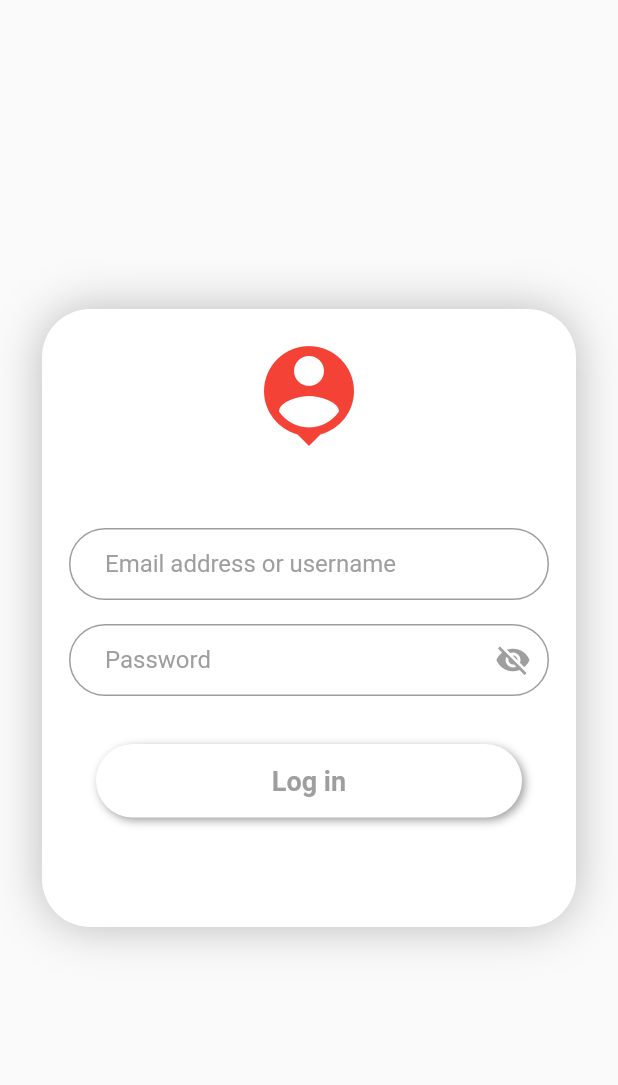
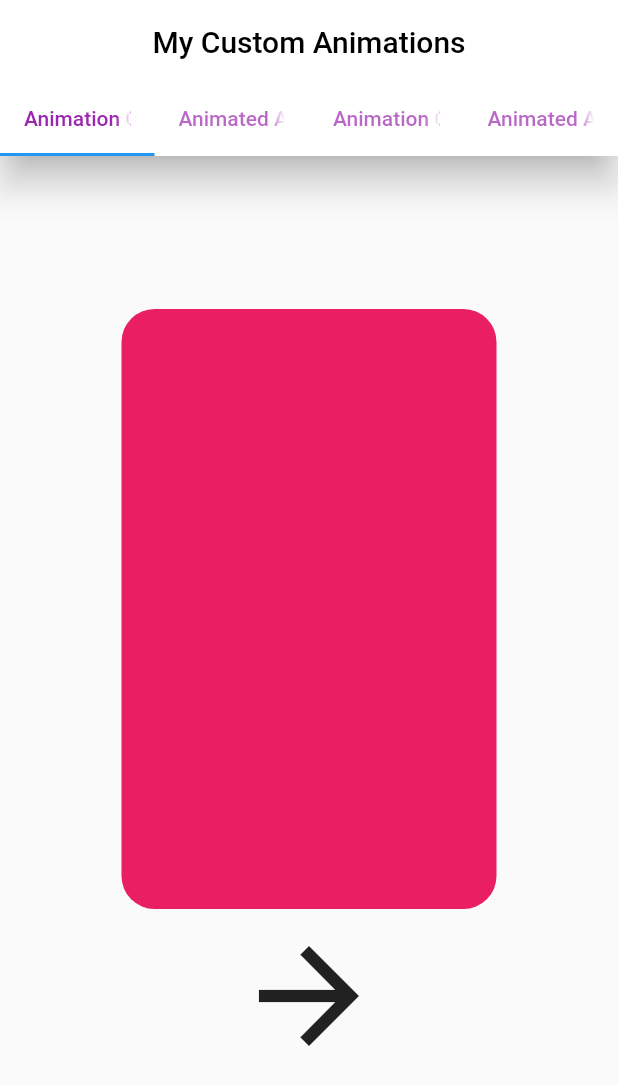
Before and after one commit to Karapetyan011/flutter_group_3, a Flutter app: the screen it shows after launch, on a phone screen of 412 x 824 dp. Shown: the top 1085 px of the screen. Run offline on Flutter 3.47's test engine with Material 2 defaults, Android fonts, the phone set to English and light mode, and no system bars; drawn by our look-alikes of flutter_neumorphic; our stand-ins replace flip_card.

Commit message:
have been created animation screens and TabBar views

```diff
--- a/lib/main.dart
+++ b/lib/main.dart
@@ -22,7 +22,7 @@
 /// Created by HrAnT
 import 'package:flutter/foundation.dart';
 import 'package:flutter/material.dart';
-import 'package:flutter_group_3/widgets/777/login_container.dart';
+import 'package:flutter_group_3/screens/animation_screens/animation_manager.dart';
 void main() {
   WidgetsFlutterBinding.ensureInitialized();
   runApp(
@@ -40,18 +40,18 @@ class MyApp extends StatelessWidget {
     return const MaterialApp(
       debugShowCheckedModeBanner: false,
       // home: MyCustomApp(),
-      // home: AnimationManager(),
+      home: AnimationManager(),
       // home: DicePage(),
       // home: ListViewPage(),
       // home: PianoApp(),
       // home: SWPage(),
-      // home:FlutterStreamBuilder()
+      // home: FlutterStreamBuilder()
       // home: StreamBuilderRealTimeClock(),
       // home: GridViewCount(),
       // home: StackPage(),
       // home: GridViewBuilder(),
       // home: GridViewExtent(),
-      home: LoginContainer(),
+      // home: LoginContainer(),
     );
   }
 }
--- /dev/null
+++ b/lib/screens/animation_screens/animation_container_demo.dart
@@ -0,0 +1,64 @@
+/// Created by HrAnT
+
+import 'package:flutter/material.dart';
+import 'package:flutter_group_3/screens/animation_screens/test_screen_for_navigation.dart';
+
+class AnimationContainerDemo extends StatefulWidget {
+  const AnimationContainerDemo({Key? key}) : super(key: key);
+
+
+  @override
+  State<AnimationContainerDemo> createState() => _AnimationContainerDemoState();
+}
+
+class _AnimationContainerDemoState extends State<AnimationContainerDemo> {
+  bool _toggle = false;
+
+  @override
+  Widget build(BuildContext context) {
+    return Column(
+      mainAxisAlignment: MainAxisAlignment.center,
+      crossAxisAlignment: CrossAxisAlignment.center,
+      children: [
+        GestureDetector(
+          onTap: () {
+            setState(() {
+              _toggle = !_toggle;
+            });
+          },
+          child: AnimatedContainer(
+            height: _toggle ? 150 : 400,
+            width: _toggle ? 150 : 250,
+            decoration: BoxDecoration(
+              color: _toggle ? Colors.blue : Colors.pink,
+              borderRadius: const BorderRadius.all(
+                Radius.circular(22.0),
+              ),
+            ),
+            duration: const Duration(milliseconds: 1000),
+            curve: Curves.easeOutSine,
+          ),
+        ),
+        IconButton(
+          iconSize: 100,
+          icon: const Icon(
+            Icons.arrow_forward,
+          ),
+          onPressed: () {
+            // Navigator.of(context).pushAndRemoveUntil(
+            //   MaterialPageRoute(
+            //     builder: (context) => const TestScreenForNavigation(),
+            //   ),
+            //   (Route<dynamic> route) => false,
+            // );
+            Navigator.of(context).push(
+              MaterialPageRoute(
+                builder: (context) => const TestScreenForNavigation(),
+              ),
+            );
+          },
+        ),
+      ],
+    );
+  }
+}
--- /dev/null
+++ b/lib/screens/animation_screens/animation_manager.dart
@@ -0,0 +1,50 @@
+/// Created by HrAnT
+
+import 'package:flutter/material.dart';
+
+import 'animated_align_demo.dart';
+import 'animation_container_demo.dart';
+
+class AnimationManager extends StatefulWidget {
+  const AnimationManager({Key? key}) : super(key: key);
+
+  @override
+  State<AnimationManager> createState() => _AnimationManagerState();
+}
+
+class _AnimationManagerState extends State<AnimationManager> {
+  @override
+  Widget build(BuildContext context) {
+    return DefaultTabController(
+      length: 4,
+      child: Scaffold(
+        appBar: AppBar(
+          title: const Text(
+            'My Custom Animations',
+            style: TextStyle(color: Colors.black),
+          ),
+          backgroundColor: Colors.white,
+          centerTitle: true,
+          elevation: 10.0,
+          bottom: const TabBar(
+            labelColor: Colors.purple,
+            tabs: [
+              Tab(text: 'Animation Container'),
+              Tab(text: 'Animated Align'),
+              Tab(text: 'Animation Container'),
+              Tab(text: 'Animated Align'),
+            ],
+          ),
+        ),
+        body:  const TabBarView(
+          children: [
+            AnimationContainerDemo(),
+            AnimatedAlignDemo(),
+            AnimationContainerDemo(),
+            AnimatedAlignDemo(),
+          ],
+        ),
+      ),
+    );
+  }
+}
--- a/lib/widgets/777/login_container.dart
+++ b/lib/widgets/777/login_container.dart
@@ -7,12 +7,15 @@ import 'login_btn.dart';
 import 'login_password_text_field.dart';
 import 'login_username_text_field.dart';
 
+
+final formKey = GlobalKey<FormState>();
+
 class LoginContainer extends StatelessWidget {
   const LoginContainer({Key? key}) : super(key: key);
 
   @override
   Widget build(BuildContext context) {
-    final formKey = GlobalKey<FormState>();
+
 
     return Scaffold(
       body: Center(
@@ -48,7 +51,22 @@ class LoginContainer extends StatelessWidget {
                           size: 80.0,
                         ),
                         const SizedBox(height: 32.0),
-                        Form(
+                        _buildForm(),
+                        _loginBtn(context),
+                      ],
+                    ),
+                  ),
+                ),
+              ),
+            ),
+          ),
+        ),
+      ),
+    );
+  }
+
+  Widget _buildForm(){
+    return  Form(
       key: formKey,
       child: Column(
         children: [
@@ -59,8 +77,11 @@ class LoginContainer extends StatelessWidget {
           )
         ],
       ),
-                        ),
-                        ShadowButton(
+    );
+  }
+
+  Widget _loginBtn(BuildContext context){
+    return ShadowButton(
       'Flip Card',
       mColor: Colors.greenAccent.shade700,
       mFontSize: 18,
@@ -75,16 +96,6 @@ class LoginContainer extends StatelessWidget {
           ),
         );
       },
-                        ),
-                      ],
-                    ),
-                  ),
-                ),
-              ),
-            ),
-          ),
-        ),
-      ),
     );
   }
 }
--- a/lib/widgets/777/shadow_btn.dart
+++ b/lib/widgets/777/shadow_btn.dart
@@ -31,6 +31,7 @@ class ShadowButton extends StatelessWidget {
       child: SizedBox(
         width: double.infinity,
         child: NeumorphicButton(
+          duration: const Duration(milliseconds: 500),
           onPressed: mOnPressed,
           style: NeumorphicStyle(
             shape: NeumorphicShape.flat,
```
Also changed, not shown: lib/screens/animation_screens/animated_align_demo.dart (added, +56 -0 lines), lib/screens/animation_screens/test_screen_for_navigation.dart (added, +38 -0 lines), pubspec.yaml (+2 -9 lines), assets/images/penny.png (added). Lines whose indentation alone changed are shown as unchanged.
